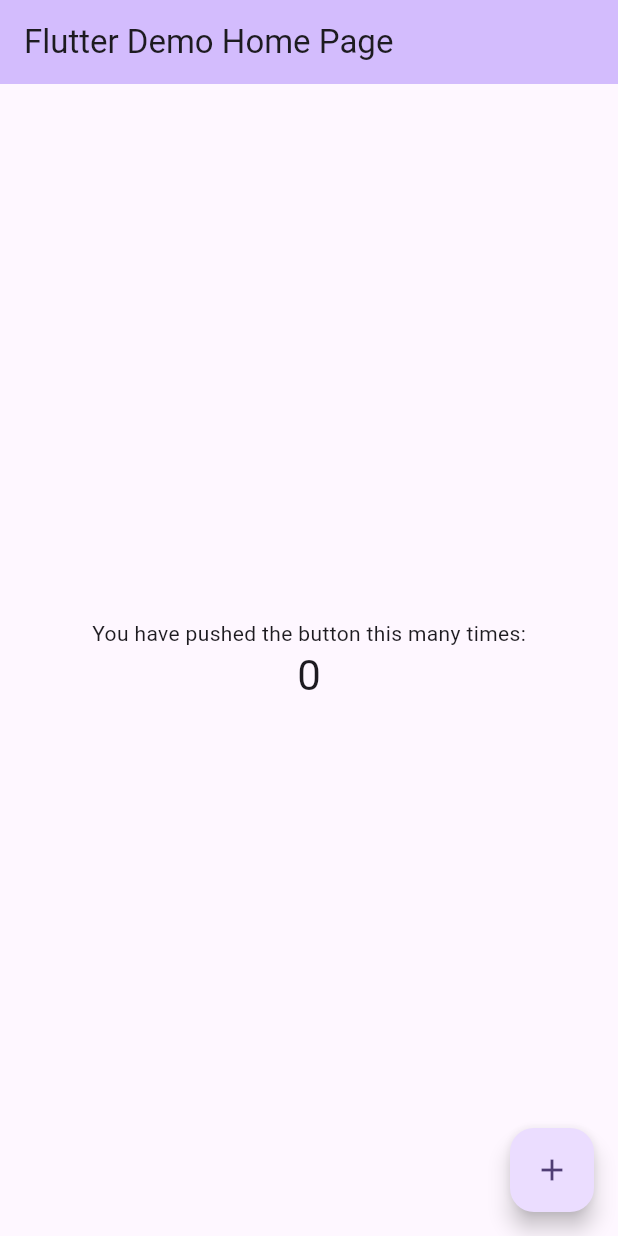
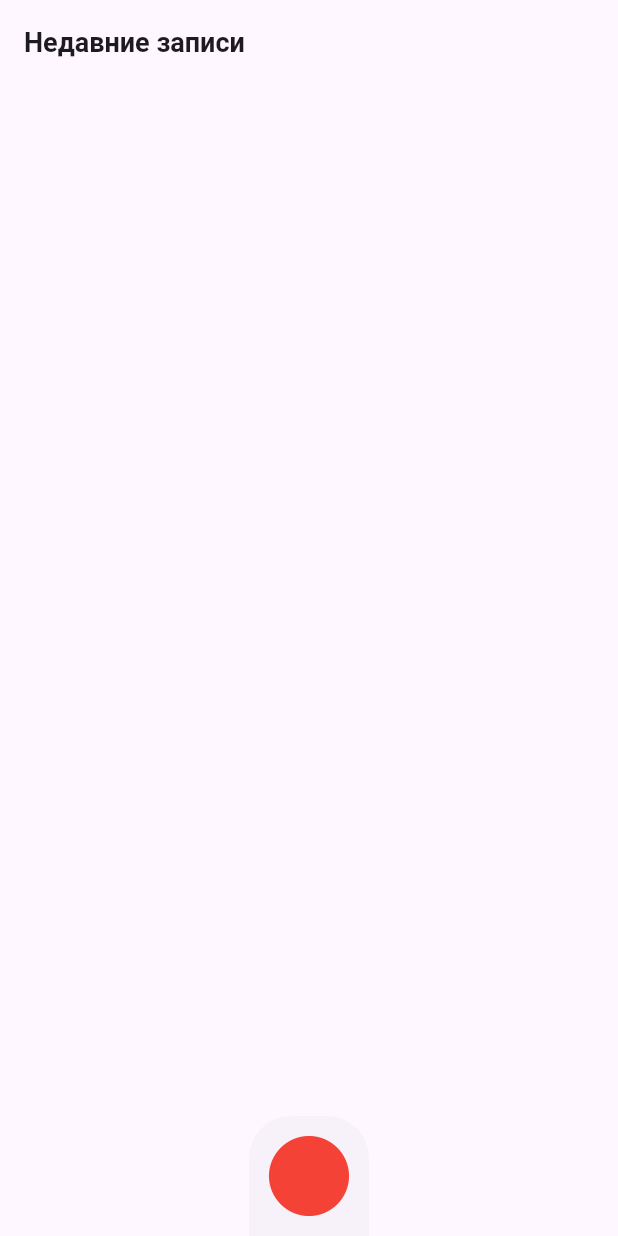
Before and after one commit to nsilantev91/audio_recorder_flutter_app, a Flutter app: the screen it shows after launch, on a phone screen of 412 x 824 dp. Run offline on Flutter 3.47's test engine with Material 3 defaults, Android fonts, the phone set to English and light mode, and no system bars.

Commit message:
Update project structure

```diff
--- /dev/null
+++ b/lib/app/app.dart
@@ -0,0 +1,13 @@
+import 'package:audio_recorder_flutter_app/features/recorder/view/recorder_view.dart';
+import 'package:flutter/material.dart';
+
+class App extends StatelessWidget {
+  const App({super.key});
+
+  @override
+  Widget build(BuildContext context) => const MaterialApp(
+        home: SafeArea(
+          child: RecorderView(),
+        ),
+      );
+}
--- /dev/null
+++ b/lib/app/values/app_strings.dart
@@ -0,0 +1,3 @@
+final class AppStrings {
+  static const recentRecords = 'Недавние записи';
+}
--- /dev/null
+++ b/lib/features/recorder/models/record/record.dart
@@ -0,0 +1,11 @@
+class Record {
+  Record({
+    required this.name,
+    required this.creationDate,
+    required this.duration,
+  });
+
+  final String name;
+  final DateTime creationDate;
+  final int duration;
+}
--- /dev/null
+++ b/lib/features/recorder/view/recorder_view.dart
@@ -0,0 +1,27 @@
+import 'package:audio_recorder_flutter_app/app/values/app_strings.dart';
+import 'package:flutter/material.dart';
+
+class RecorderView extends StatelessWidget {
+  const RecorderView({super.key});
+
+  @override
+  Widget build(BuildContext context) {
+    return Scaffold(
+      appBar: AppBar(
+        title: const Text(
+          AppStrings.recentRecords,
+          style: TextStyle(
+            fontSize: 18,
+            fontWeight: FontWeight.w600,
+          ),
+        ),
+      ),
+      body: Container(),
+      bottomSheet: const Icon(
+        Icons.fiber_manual_record,
+        color: Colors.red,
+        size: 80,
+      ),
+    );
+  }
+}
--- a/lib/main.dart
+++ b/lib/main.dart
@@ -1,125 +1,6 @@
+import 'package:audio_recorder_flutter_app/app/app.dart';
 import 'package:flutter/material.dart';
 
 void main() {
-  runApp(const MyApp());
+  runApp(const App());
 }
-
-class MyApp extends StatelessWidget {
-  const MyApp({super.key});
-
-  // This widget is the root of your application.
-  @override
-  Widget build(BuildContext context) {
-    return MaterialApp(
-      title: 'Flutter Demo',
-      theme: ThemeData(
-        // This is the theme of your application.
-        //
-        // TRY THIS: Try running your application with "flutter run". You'll see
-        // the application has a purple toolbar. Then, without quitting the app,
-        // try changing the seedColor in the colorScheme below to Colors.green
-        // and then invoke "hot reload" (save your changes or press the "hot
-        // reload" button in a Flutter-supported IDE, or press "r" if you used
-        // the command line to start the app).
-        //
-        // Notice that the counter didn't reset back to zero; the application
-        // state is not lost during the reload. To reset the state, use hot
-        // restart instead.
-        //
-        // This works for code too, not just values: Most code changes can be
-        // tested with just a hot reload.
-        colorScheme: ColorScheme.fromSeed(seedColor: Colors.deepPurple),
-        useMaterial3: true,
-      ),
-      home: const MyHomePage(title: 'Flutter Demo Home Page'),
-    );
-  }
-}
-
-class MyHomePage extends StatefulWidget {
-  const MyHomePage({super.key, required this.title});
-
-  // This widget is the home page of your application. It is stateful, meaning
-  // that it has a State object (defined below) that contains fields that affect
-  // how it looks.
-
-  // This class is the configuration for the state. It holds the values (in this
-  // case the title) provided by the parent (in this case the App widget) and
-  // used by the build method of the State. Fields in a Widget subclass are
-  // always marked "final".
-
-  final String title;
-
-  @override
-  State<MyHomePage> createState() => _MyHomePageState();
-}
-
-class _MyHomePageState extends State<MyHomePage> {
-  int _counter = 0;
-
-  void _incrementCounter() {
-    setState(() {
-      // This call to setState tells the Flutter framework that something has
-      // changed in this State, which causes it to rerun the build method below
-      // so that the display can reflect the updated values. If we changed
-      // _counter without calling setState(), then the build method would not be
-      // called again, and so nothing would appear to happen.
-      _counter++;
-    });
-  }
-
-  @override
-  Widget build(BuildContext context) {
-    // This method is rerun every time setState is called, for instance as done
-    // by the _incrementCounter method above.
-    //
-    // The Flutter framework has been optimized to make rerunning build methods
-    // fast, so that you can just rebuild anything that needs updating rather
-    // than having to individually change instances of widgets.
-    return Scaffold(
-      appBar: AppBar(
-        // TRY THIS: Try changing the color here to a specific color (to
-        // Colors.amber, perhaps?) and trigger a hot reload to see the AppBar
-        // change color while the other colors stay the same.
-        backgroundColor: Theme.of(context).colorScheme.inversePrimary,
-        // Here we take the value from the MyHomePage object that was created by
-        // the App.build method, and use it to set our appbar title.
-        title: Text(widget.title),
-      ),
-      body: Center(
-        // Center is a layout widget. It takes a single child and positions it
-        // in the middle of the parent.
-        child: Column(
-          // Column is also a layout widget. It takes a list of children and
-          // arranges them vertically. By default, it sizes itself to fit its
-          // children horizontally, and tries to be as tall as its parent.
-          //
-          // Column has various properties to control how it sizes itself and
-          // how it positions its children. Here we use mainAxisAlignment to
-          // center the children vertically; the main axis here is the vertical
-          // axis because Columns are vertical (the cross axis would be
-          // horizontal).
-          //
-          // TRY THIS: Invoke "debug painting" (choose the "Toggle Debug Paint"
-          // action in the IDE, or press "p" in the console), to see the
-          // wireframe for each widget.
-          mainAxisAlignment: MainAxisAlignment.center,
-          children: <Widget>[
-            const Text(
-              'You have pushed the button this many times:',
-            ),
-            Text(
-              '$_counter',
-              style: Theme.of(context).textTheme.headlineMedium,
-            ),
-          ],
-        ),
-      ),
-      floatingActionButton: FloatingActionButton(
-        onPressed: _incrementCounter,
-        tooltip: 'Increment',
-        child: const Icon(Icons.add),
-      ), // This trailing comma makes auto-formatting nicer for build methods.
-    );
-  }
-}
```
